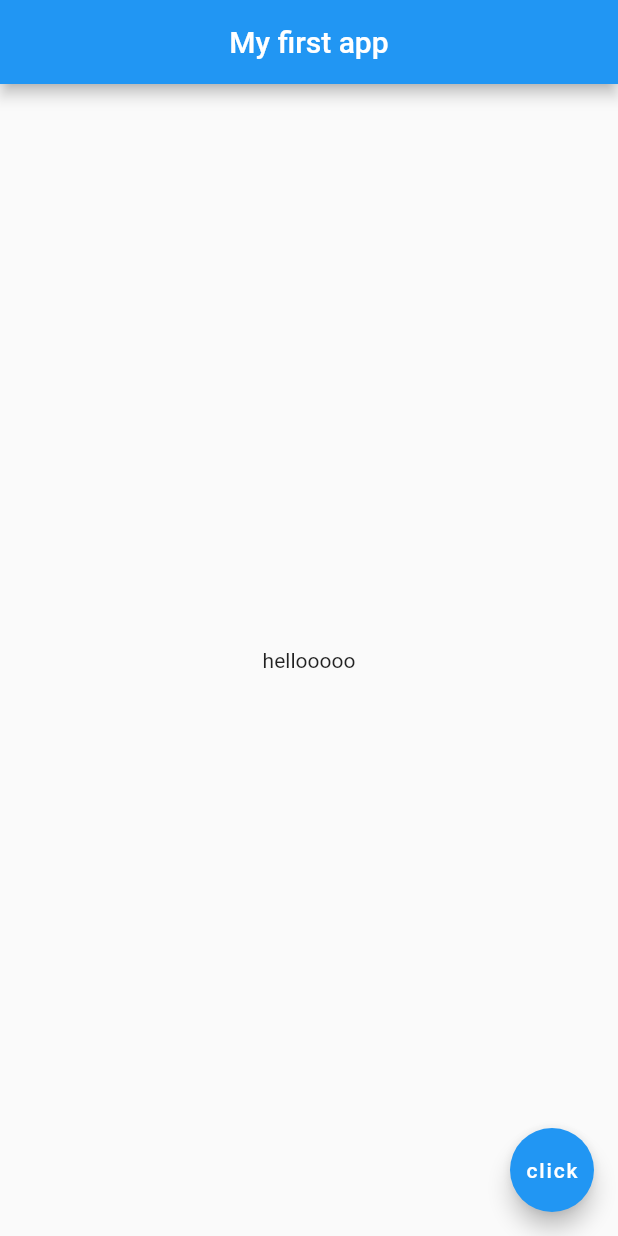
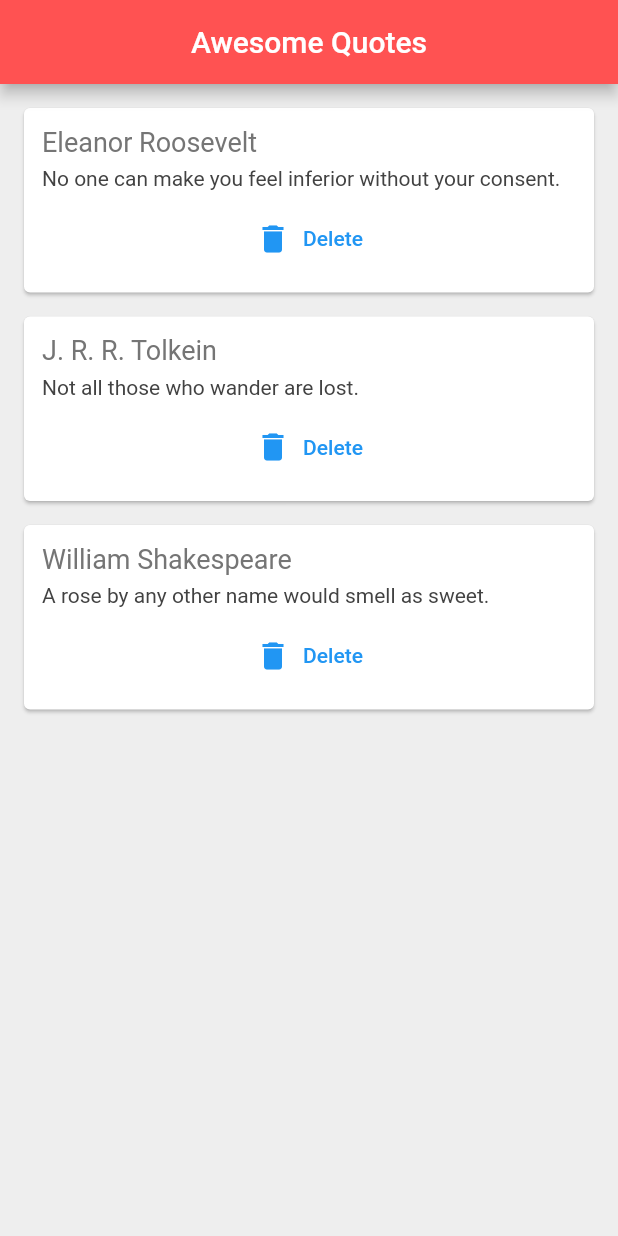
Before and after one commit to ISTE-VESIT-ORG/Flutter-2021, a Flutter app: the screen it shows after launch, on a phone screen of 412 x 824 dp. Run offline on Flutter 3.47's test engine with Material 2 defaults, Android fonts, the phone set to English and light mode, and no system bars.

Commit message:
app Updated

```diff
--- a/lib/main.dart
+++ b/lib/main.dart
@@ -1,17 +1,59 @@
 import 'package:flutter/material.dart';
+import 'package:start/quote.dart';
+import 'package:start/quote_card.dart';
 
 void main() {
-  runApp(MaterialApp(
-      home: Scaffold(
-          appBar: AppBar(
-    title: Text('My first app'),
-    centerTitle: true,
-  ),
-  body: Center(
-    child:Text('hellooooo'),
-  ),
-  floatingActionButton: FloatingActionButton(
-    child:Text('click') ,
-  ),
-  )));
+  runApp(MyApp());
 }
+
+class MyApp extends StatelessWidget {
+
+  @override
+  Widget build(BuildContext context) {
+    return MaterialApp(
+      title: 'Flutter Demo',
+      theme: ThemeData(
+
+
+        primarySwatch: Colors.blue,
+      ),
+      home: QuoteList(),
+    );
+  }
+}
+
+class QuoteList extends StatefulWidget {
+  @override
+  _QuoteListState createState() => _QuoteListState();
+}
+
+class _QuoteListState extends State<QuoteList> {
+  List<Quote> quotes = [
+    Quote(author: 'No one can make you feel inferior without your consent.', text: 'Eleanor Roosevelt'),
+    Quote(author: 'Not all those who wander are lost.', text: 'J. R. R. Tolkein'),
+    Quote(author: 'A rose by any other name would smell as sweet.	', text: 'William Shakespeare'),
+  ];
+
+  @override
+  Widget build(BuildContext context) {
+    return Scaffold(
+      backgroundColor: Colors.grey[200],
+      appBar: AppBar(
+        title: Text('Awesome Quotes'),
+        centerTitle: true,
+        backgroundColor: Colors.redAccent,
+      ),
+      body: Column(
+        children: quotes.map((quote) {
+          return QuoteCard(
+              quote: quote,
+              delete: () {
+                setState(() {
+                  quotes.remove(quote);
+                });
+              });
+        }).toList(),
+      ),
+    );
+  }
+}
--- /dev/null
+++ b/lib/quote.dart
@@ -0,0 +1,5 @@
+class Quote {
+  String text;
+  String author;
+  Quote({this.text, this.author});
+}
--- /dev/null
+++ b/lib/quote_card.dart
@@ -0,0 +1,40 @@
+import 'package:flutter/material.dart';
+import 'package:start/quote.dart';
+
+class QuoteCard extends StatelessWidget {
+  final Quote quote;
+  final Function delete;
+  QuoteCard({this.quote, this.delete});
+  @override
+  Widget build(BuildContext context) {
+    return Card(
+      margin: EdgeInsets.fromLTRB(16.0, 16.0, 16.0, 0),
+      child: Padding(
+        padding: const EdgeInsets.all(12.0),
+        child: Column(
+          crossAxisAlignment: CrossAxisAlignment.stretch,
+          children: <Widget>[
+            Text(quote.text,
+                style: TextStyle(
+                  fontSize: 18.0,
+                  color: Colors.grey[600],
+                )),
+            SizedBox(height: 6.0),
+            Text(
+              quote.author,
+              style: TextStyle(
+                fontSize: 14.0,
+                color: Colors.grey[800],
+              ),
+            ),
+            SizedBox(height: 8.0),
+            TextButton.icon(
+                onPressed: delete,
+                icon: Icon(Icons.delete),
+                label: Text('Delete')),
+          ],
+        ),
+      ),
+    );
+  }
+}
```
